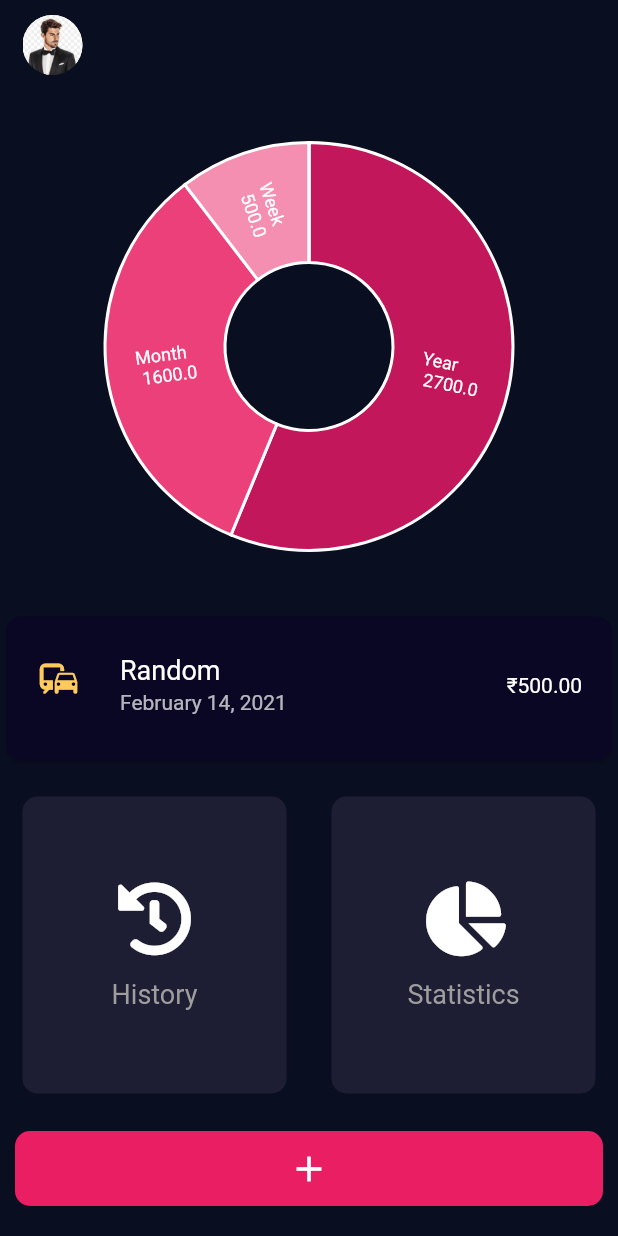
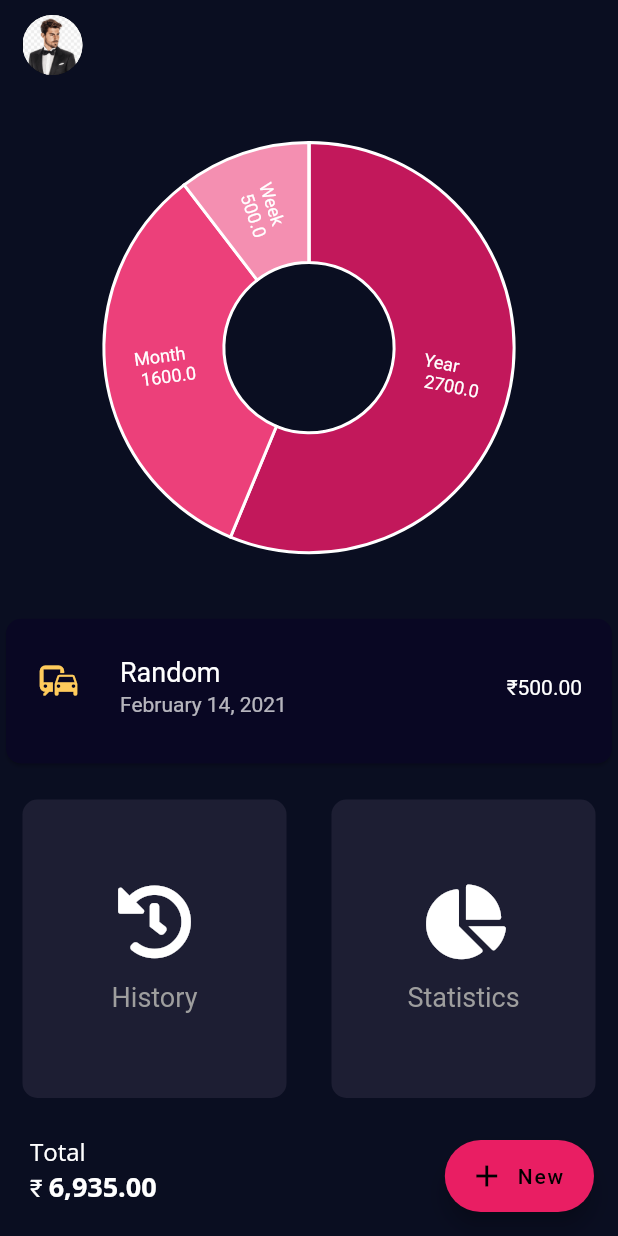
Before and after one commit to be-krishna/expensive, a Flutter app: the screen it shows after launch, on a phone screen of 412 x 824 dp. Run offline on Flutter 3.47's test engine with Material 2 defaults, Android fonts, the phone set to English and light mode, and no system bars; our stand-ins replace charts_flutter, font_awesome_flutter.

Commit message:
added total sum

```diff
--- a/lib/models/expense_data.dart
+++ b/lib/models/expense_data.dart
@@ -55,8 +55,8 @@ class ExpenseData extends ChangeNotifier {
     notifyListeners();
   }
 
-  List<Expense> sortedExpenses() {
-    List<Expense> temp = _expenses;
+  List<Expense> sortedExpenses({List<Expense> customList}) {
+    List<Expense> temp = customList ?? _expenses;
     temp.sort((a, b) => a.compareTo(b));
     return temp;
   }
--- a/lib/screens/dashboard.dart
+++ b/lib/screens/dashboard.dart
@@ -1,10 +1,12 @@
+import 'package:expensive/models/expense_data.dart';
 import 'package:expensive/screens/expense_history.dart';
 import 'package:expensive/screens/recent_expenses.dart';
 import 'package:expensive/widgets/latest_epense.dart';
 import 'package:flutter/material.dart';
 import 'package:font_awesome_flutter/font_awesome_flutter.dart';
+import 'package:intl/intl.dart';
+import 'package:provider/provider.dart';
 
-import '../widgets/add_expense_button.dart';
 import '../widgets/dashboard_chart.dart';
 import '../widgets/reusable_card.dart';
 import 'add_expense.dart';
@@ -103,18 +105,52 @@ class _InputPageState extends State<InputPage> {
                 ],
               ),
             ),
-            Padding(
-              padding: const EdgeInsets.only(left: 10, right: 10, bottom: 20),
-              child: AddExpenseButton(
-                onTapFunction: () {
-                  Navigator.push(context,
-                      MaterialPageRoute(builder: (context) => AddExpense()));
-                },
+            Container(
+              padding: EdgeInsets.only(top: 10, bottom: 20, left: 20),
+              child: Column(
+                crossAxisAlignment: CrossAxisAlignment.start,
+                children: [
+                  Text(
+                    "Total",
+                    style: TextStyle(fontSize: 16, fontFamily: "OpenSans"),
+                  ),
+                  Consumer<ExpenseData>(
+                    builder: (context, value, child) => RichText(
+                      text: TextSpan(
+                        text: '₹ ',
+                        style: TextStyle(
+                          fontFamily: "OpenSans",
+                          fontSize: 16,
+                        ),
+                        children: <TextSpan>[
+                          TextSpan(
+                            text: NumberFormat('#,##,###.00', 'en_US')
+                                .format(value.total),
+                            style: TextStyle(
+                              fontWeight: FontWeight.bold,
+                              fontFamily: "OpenSans",
+                              fontSize: 18,
+                            ),
+                          ),
+                        ],
+                      ),
+                    ),
+                  ),
+                ],
               ),
             )
           ],
         ),
       ),
+      floatingActionButton: FloatingActionButton.extended(
+        icon: Icon(Icons.add),
+        label: Text("New"),
+        backgroundColor: Colors.pink,
+        onPressed: () {
+          Navigator.of(context)
+              .push(MaterialPageRoute(builder: (context) => AddExpense()));
+        },
+      ),
     );
   }
 }
--- a/lib/screens/recent_expenses.dart
+++ b/lib/screens/recent_expenses.dart
@@ -8,7 +8,9 @@ class RecentExpense extends StatelessWidget {
   @override
   Widget build(BuildContext context) {
     return Scaffold(
-      appBar: AppBar(elevation: 0),
+      appBar: AppBar(
+        elevation: 0,
+      ),
       body: SafeArea(
         child: Column(
           children: [
@@ -34,6 +36,12 @@ class RecentExpense extends StatelessWidget {
           ],
         ),
       ),
+      floatingActionButton: FloatingActionButton.extended(
+        backgroundColor: Colors.pink,
+        icon: Icon(Icons.sort),
+        label: Text("Sort"),
+        onPressed: () {},
+      ),
     );
   }
 }
```
Also changed, not shown: pubspec.yaml (+8 -6 lines), assets/fonts/OpenSans-Bold.ttf (added), assets/fonts/OpenSans-Italic.ttf (added), assets/fonts/OpenSans-Light.ttf (added), assets/fonts/OpenSans-Regular.ttf (added).
